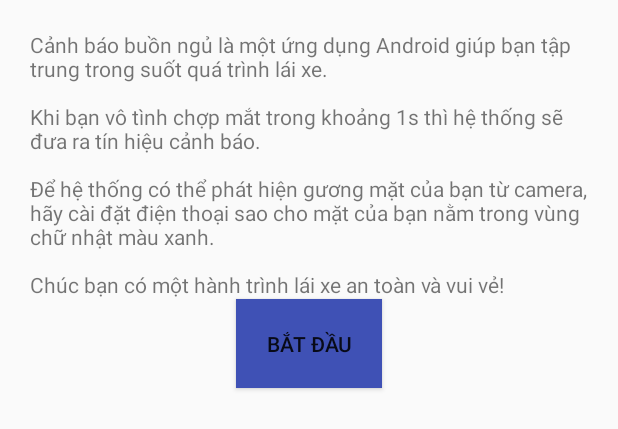
After one commit to thuntm123/tensorflow_chatbot, an Android app: the layout activity_instruction.xml on its own in the app's theme, with its tools: preview values and no code run, on a phone screen of 412 x 824 dp. The commit adds this screen. Shown: the top 429 px of the screen. Run offline under Robolectric (Android 15) with nearby library versions, the phone set to English and light mode, and no system bars.

Commit message:
"Add instruction"

```diff
--- a/app/src/main/java/thuntm/uet/drowsywarning/WarningApplication.java
+++ b/app/src/main/java/thuntm/uet/drowsywarning/WarningApplication.java
@@ -16,16 +16,13 @@
 
 package thuntm.uet.drowsywarning;
 
-import android.app.Application;
+
 import android.util.Log;
 
 import com.tzutalin.dlibtest.BuildConfig;
 
 import timber.log.Timber;
 
-/**
- * Created by tzutalin on 2017/2/23.
- */
 public class WarningApplication extends android.app.Application {
     @Override
     public void onCreate() {
--- /dev/null
+++ b/app/src/main/res/layout/activity_instruction.xml
@@ -0,0 +1,27 @@
+<?xml version="1.0" encoding="utf-8"?>
+<RelativeLayout xmlns:tools="http://schemas.android.com/tools"
+    android:layout_width="fill_parent"
+    android:layout_height="fill_parent"
+    xmlns:android="http://schemas.android.com/apk/res/android">
+    <TextView
+        android:layout_width="wrap_content"
+        android:layout_height="wrap_content"
+        android:layout_marginLeft="20dp"
+        android:layout_marginRight="20dp"
+        android:layout_marginTop="20dp"
+        android:text="Cảnh báo buồn ngủ là một ứng dụng Android giúp bạn tập trung trong suốt quá trình lái xe.\n\nKhi bạn vô tình chợp mắt trong khoảng 1s thì hệ thống sẽ đưa ra tín hiệu cảnh báo.\n\nĐể hệ thống có thể phát hiện gương mặt của bạn từ camera, hãy cài đặt điện thoại sao cho mặt của bạn nằm trong vùng chữ nhật màu xanh.\n\nChúc bạn có một hành trình lái xe an toàn và vui vẻ!"
+        android:id="@+id/textView" />
+
+    <Button
+        android:id="@+id/button1"
+        style="@style/Widget.AppCompat.Button"
+        android:layout_width="wrap_content"
+        android:layout_height="wrap_content"
+        android:background="#3F51B5"
+        android:padding="20dp"
+        android:layout_marginBottom="10dp"
+        android:text="Bắt đầu"
+        android:visibility="visible"
+        android:layout_below="@+id/textView"
+        android:layout_centerHorizontal="true" />
+</RelativeLayout>
```
Also changed, not shown: app/src/main/AndroidManifest.xml (+17 -14 lines), app/src/main/java/thuntm/uet/drowsywarning/Instruction.java (added, +68 -0 lines), app/src/main/java/thuntm/uet/drowsywarning/MainActivity.java (+85 -10 lines), app/build.gradle (line endings or trailing spaces).
